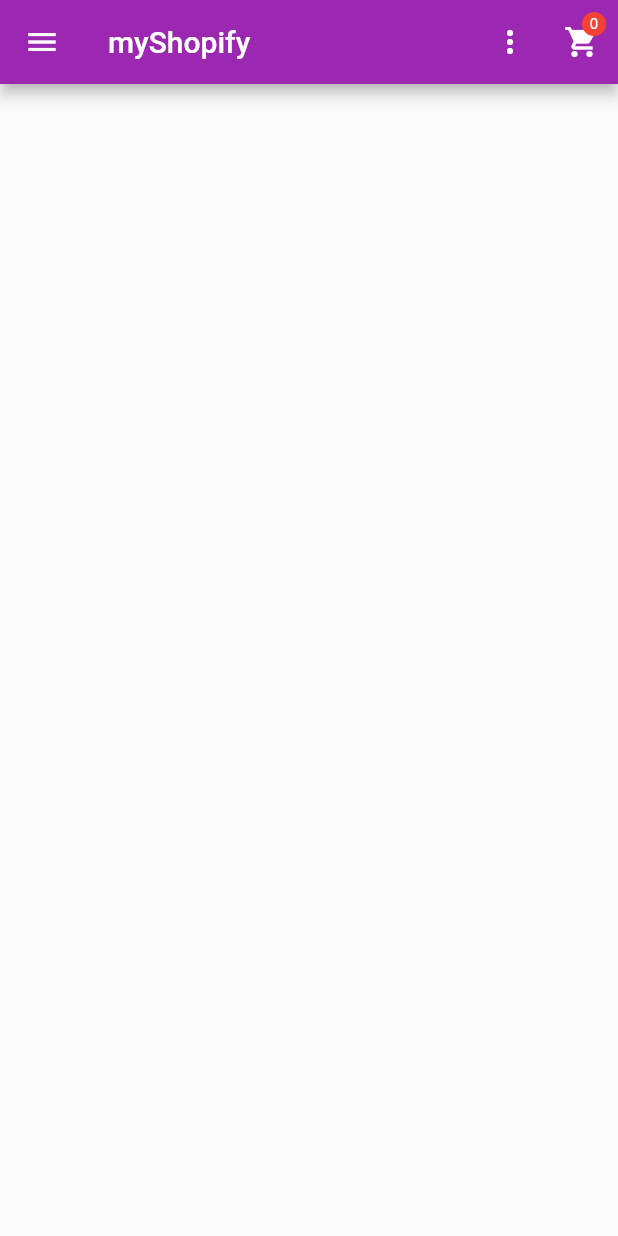
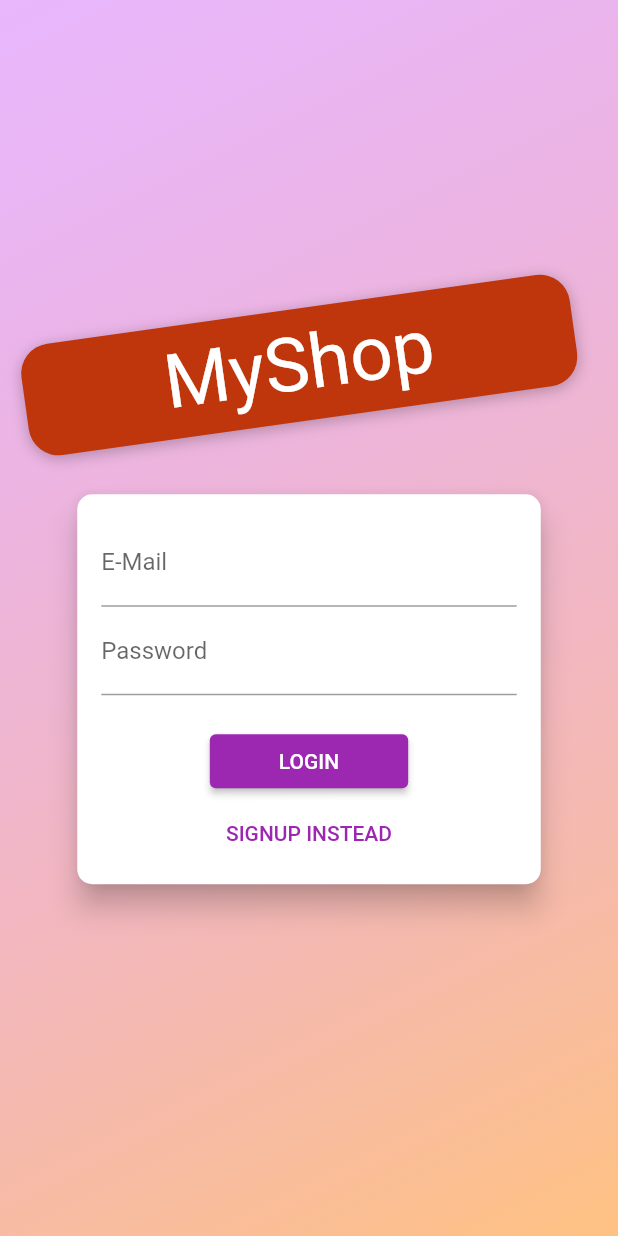
Before and after one commit to Alpha2Chris14/shopApp, a Flutter app: the screen it shows after launch, on a phone screen of 412 x 824 dp. Run offline on Flutter 3.47's test engine with Material 2 defaults, Android fonts, the phone set to English and light mode, and no system bars; our stand-ins replace google_fonts; Roboto replaces fonts that are missing (Anton).

Commit message:
added auth screen

```diff
--- a/lib/main.dart
+++ b/lib/main.dart
@@ -3,6 +3,7 @@ import 'package:provider/provider.dart';
 import 'package:google_fonts/google_fonts.dart';
 import 'package:shopapp/providers/cart.dart';
 import 'package:shopapp/providers/orders.dart';
+import 'package:shopapp/screens/auth_screen.dart';
 import 'package:shopapp/screens/cart_screen.dart';
 import 'package:shopapp/screens/edit_product_screen.dart';
 import 'package:shopapp/screens/orders_screen.dart';
@@ -47,7 +48,7 @@ class MyApp extends StatelessWidget {
             bodySmall: GoogleFonts.roboto(),
           ),
         ),
-        home: ProductOverviewScreen(),
+        home: AuthScreen(),
         routes: {
           ProductDetailScreen.routeName: (ctx) => ProductDetailScreen(),
           CartScreen.routeName: (ctx) => CartScreen(),
--- /dev/null
+++ b/lib/screens/auth_screen.dart
@@ -0,0 +1,219 @@
+import 'dart:math';
+
+import 'package:flutter/material.dart';
+
+enum AuthMode { Signup, Login }
+
+class AuthScreen extends StatelessWidget {
+  static const routeName = '/auth';
+
+  @override
+  Widget build(BuildContext context) {
+    final deviceSize = MediaQuery.of(context).size;
+    // final transformConfig = Matrix4.rotationZ(-8 * pi / 180);
+    // transformConfig.translate(-10.0);
+    return Scaffold(
+      // resizeToAvoidBottomInset: false,
+      body: Stack(
+        children: <Widget>[
+          Container(
+            decoration: BoxDecoration(
+              gradient: LinearGradient(
+                colors: [
+                  Color.fromRGBO(215, 117, 255, 1).withOpacity(0.5),
+                  Color.fromRGBO(255, 188, 117, 1).withOpacity(0.9),
+                ],
+                begin: Alignment.topLeft,
+                end: Alignment.bottomRight,
+                stops: [0, 1],
+              ),
+            ),
+          ),
+          SingleChildScrollView(
+            child: Container(
+              height: deviceSize.height,
+              width: deviceSize.width,
+              child: Column(
+                mainAxisAlignment: MainAxisAlignment.center,
+                crossAxisAlignment: CrossAxisAlignment.center,
+                children: <Widget>[
+                  Flexible(
+                    child: Container(
+                      margin: EdgeInsets.only(bottom: 20.0),
+                      padding:
+                          EdgeInsets.symmetric(vertical: 8.0, horizontal: 94.0),
+                      transform: Matrix4.rotationZ(-8 * pi / 180)
+                        ..translate(-10.0),
+                      // ..translate(-10.0),
+                      decoration: BoxDecoration(
+                        borderRadius: BorderRadius.circular(20),
+                        color: Colors.deepOrange.shade900,
+                        boxShadow: [
+                          BoxShadow(
+                            blurRadius: 8,
+                            color: Colors.black26,
+                            offset: Offset(0, 2),
+                          )
+                        ],
+                      ),
+                      child: Text(
+                        'MyShop',
+                        style: TextStyle(
+                          color: Colors.white,
+                          fontSize: 50,
+                          fontFamily: 'Anton',
+                          fontWeight: FontWeight.normal,
+                        ),
+                      ),
+                    ),
+                  ),
+                  Flexible(
+                    flex: deviceSize.width > 600 ? 2 : 1,
+                    child: AuthCard(),
+                  ),
+                ],
+              ),
+            ),
+          ),
+        ],
+      ),
+    );
+  }
+}
+
+class AuthCard extends StatefulWidget {
+  // const AuthCard({
+  //   required Key key,
+  // }) : super(key: key);
+
+  @override
+  _AuthCardState createState() => _AuthCardState();
+}
+
+class _AuthCardState extends State<AuthCard> {
+  final GlobalKey<FormState> _formKey = GlobalKey();
+  AuthMode _authMode = AuthMode.Login;
+  Map<String, String> _authData = {
+    'email': '',
+    'password': '',
+  };
+  var _isLoading = false;
+  final _passwordController = TextEditingController();
+
+  void _submit() {
+    if (!_formKey.currentState!.validate()) {
+      // Invalid!
+      return;
+    }
+    _formKey.currentState?.save();
+    setState(() {
+      _isLoading = true;
+    });
+    if (_authMode == AuthMode.Login) {
+      // Log user in
+    } else {
+      // Sign user up
+    }
+    setState(() {
+      _isLoading = false;
+    });
+  }
+
+  void _switchAuthMode() {
+    if (_authMode == AuthMode.Login) {
+      setState(() {
+        _authMode = AuthMode.Signup;
+      });
+    } else {
+      setState(() {
+        _authMode = AuthMode.Login;
+      });
+    }
+  }
+
+  @override
+  Widget build(BuildContext context) {
+    final deviceSize = MediaQuery.of(context).size;
+    return Card(
+      shape: RoundedRectangleBorder(
+        borderRadius: BorderRadius.circular(10.0),
+      ),
+      elevation: 8.0,
+      child: Container(
+        height: _authMode == AuthMode.Signup ? 320 : 260,
+        constraints:
+            BoxConstraints(minHeight: _authMode == AuthMode.Signup ? 320 : 260),
+        width: deviceSize.width * 0.75,
+        padding: EdgeInsets.all(16.0),
+        child: Form(
+          key: _formKey,
+          child: SingleChildScrollView(
+            child: Column(
+              children: <Widget>[
+                TextFormField(
+                  decoration: InputDecoration(labelText: 'E-Mail'),
+                  keyboardType: TextInputType.emailAddress,
+                  validator: (value) {
+                    if (value!.isEmpty || !value.contains('@')) {
+                      return 'Invalid email!';
+                    }
+                  },
+                  onSaved: (value) {
+                    _authData['email'] = value!;
+                  },
+                ),
+                TextFormField(
+                  decoration: InputDecoration(labelText: 'Password'),
+                  obscureText: true,
+                  controller: _passwordController,
+                  validator: (value) {
+                    if (value!.isEmpty || value!.length < 5) {
+                      return 'Password is too short!';
+                    }
+                  },
+                  onSaved: (value) {
+                    _authData['password'] = value!;
+                  },
+                ),
+                if (_authMode == AuthMode.Signup)
+                  TextFormField(
+                    enabled: _authMode == AuthMode.Signup,
+                    decoration: InputDecoration(labelText: 'Confirm Password'),
+                    obscureText: true,
+                    validator: _authMode == AuthMode.Signup
+                        ? (value) {
+                            if (value != _passwordController.text) {
+                              return 'Passwords do not match!';
+                            }
+                          }
+                        : null,
+                  ),
+                const SizedBox(
+                  height: 20,
+                ),
+                if (_isLoading)
+                  const CircularProgressIndicator()
+                else
+                  ElevatedButton(
+                    onPressed: _submit,
+                    child: Padding(
+                      padding: const EdgeInsets.symmetric(
+                          horizontal: 30.0, vertical: 8.0),
+                      child: Text(
+                          _authMode == AuthMode.Login ? 'LOGIN' : 'SIGN UP'),
+                    ),
+                  ),
+                TextButton(
+                  // ignore: sort_child_properties_last
+                  child: Text(
+                      '${_authMode == AuthMode.Login ? 'SIGNUP' : 'LOGIN'} INSTEAD'),
+                  onPressed: _switchAuthMode,
+                ),
+              ],
+            ),
+          ),
+        ),
+      ),
+    );
+  }
+}
```
